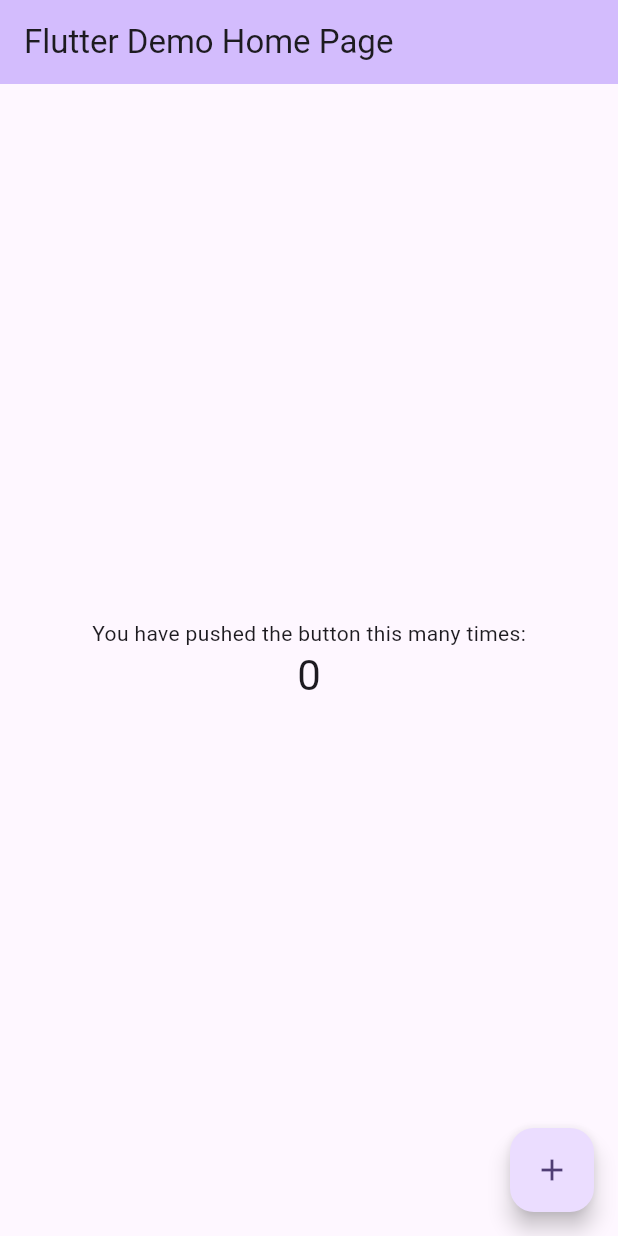
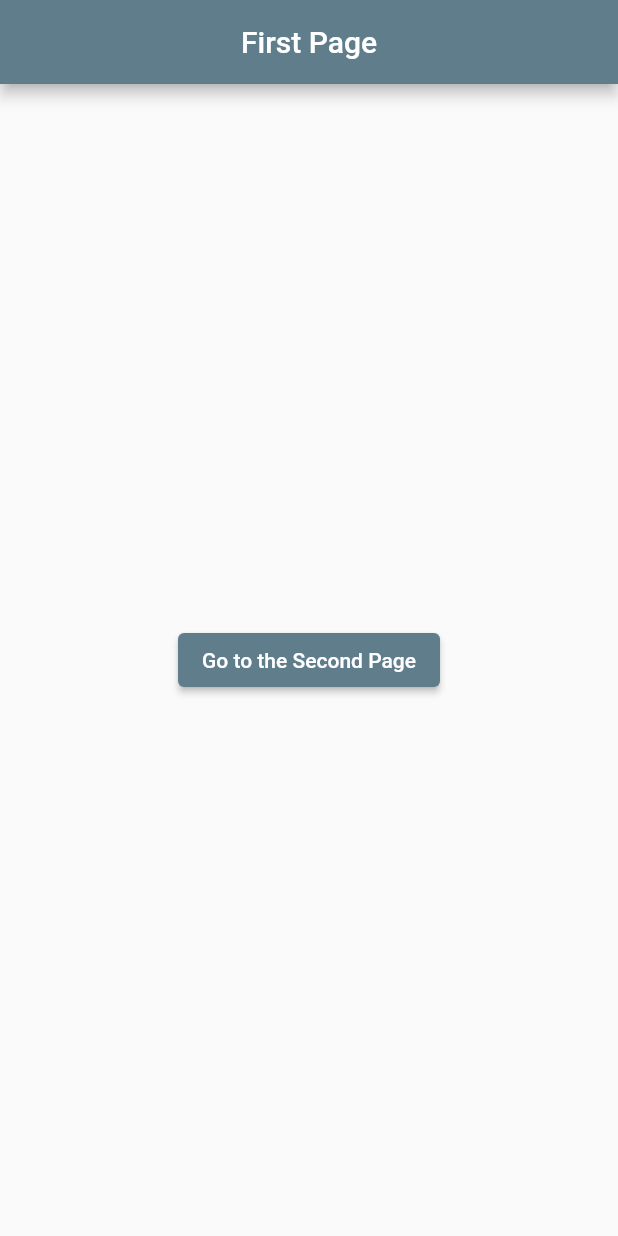
Before and after one commit to yegri/fluttter_study, a Flutter app: the screen it shows after launch, on a phone screen of 412 x 824 dp. Run offline on Flutter 3.47's test engine with Material 2 defaults, Android fonts, the phone set to English and light mode, and no system bars; our stand-ins replace fluttertoast.

Commit message:
Feat : Navigator 실습 완료

```diff
--- a/navigator/lib/main.dart
+++ b/navigator/lib/main.dart
@@ -1,125 +1,65 @@
 import 'package:flutter/material.dart';
 
-void main() {
-  runApp(const MyApp());
-}
+void main() => runApp(MyApp());
 
 class MyApp extends StatelessWidget {
   const MyApp({super.key});
 
-  // This widget is the root of your application.
   @override
   Widget build(BuildContext context) {
     return MaterialApp(
-      title: 'Flutter Demo',
-      theme: ThemeData(
-        // This is the theme of your application.
-        //
-        // TRY THIS: Try running your application with "flutter run". You'll see
-        // the application has a blue toolbar. Then, without quitting the app,
-        // try changing the seedColor in the colorScheme below to Colors.green
-        // and then invoke "hot reload" (save your changes or press the "hot
-        // reload" button in a Flutter-supported IDE, or press "r" if you used
-        // the command line to start the app).
-        //
-        // Notice that the counter didn't reset back to zero; the application
-        // state is not lost during the reload. To reset the state, use hot
-        // restart instead.
-        //
-        // This works for code too, not just values: Most code changes can be
-        // tested with just a hot reload.
-        colorScheme: ColorScheme.fromSeed(seedColor: Colors.deepPurple),
-        useMaterial3: true,
-      ),
-      home: const MyHomePage(title: 'Flutter Demo Home Page'),
+      debugShowCheckedModeBanner: false,
+      title: 'Navigator',
+      theme: ThemeData(primarySwatch: Colors.blueGrey),
+      home: FirstPage(),
     );
   }
 }
 
-class MyHomePage extends StatefulWidget {
-  const MyHomePage({super.key, required this.title});
-
-  // This widget is the home page of your application. It is stateful, meaning
-  // that it has a State object (defined below) that contains fields that affect
-  // how it looks.
-
-  // This class is the configuration for the state. It holds the values (in this
-  // case the title) provided by the parent (in this case the App widget) and
-  // used by the build method of the State. Fields in a Widget subclass are
-  // always marked "final".
-
-  final String title;
-
-  @override
-  State<MyHomePage> createState() => _MyHomePageState();
-}
-
-class _MyHomePageState extends State<MyHomePage> {
-  int _counter = 0;
-
-  void _incrementCounter() {
-    setState(() {
-      // This call to setState tells the Flutter framework that something has
-      // changed in this State, which causes it to rerun the build method below
-      // so that the display can reflect the updated values. If we changed
-      // _counter without calling setState(), then the build method would not be
-      // called again, and so nothing would appear to happen.
-      _counter++;
-    });
-  }
+class FirstPage extends StatelessWidget {
+  const FirstPage({super.key});
 
   @override
   Widget build(BuildContext context) {
-    // This method is rerun every time setState is called, for instance as done
-    // by the _incrementCounter method above.
-    //
-    // The Flutter framework has been optimized to make rerunning build methods
-    // fast, so that you can just rebuild anything that needs updating rather
-    // than having to individually change instances of widgets.
     return Scaffold(
       appBar: AppBar(
-        // TRY THIS: Try changing the color here to a specific color (to
-        // Colors.amber, perhaps?) and trigger a hot reload to see the AppBar
-        // change color while the other colors stay the same.
-        backgroundColor: Theme.of(context).colorScheme.inversePrimary,
-        // Here we take the value from the MyHomePage object that was created by
-        // the App.build method, and use it to set our appbar title.
-        title: Text(widget.title),
+        title: Text('First Page'),
+        centerTitle: true,
       ),
       body: Center(
-        // Center is a layout widget. It takes a single child and positions it
-        // in the middle of the parent.
-        child: Column(
-          // Column is also a layout widget. It takes a list of children and
-          // arranges them vertically. By default, it sizes itself to fit its
-          // children horizontally, and tries to be as tall as its parent.
-          //
-          // Column has various properties to control how it sizes itself and
-          // how it positions its children. Here we use mainAxisAlignment to
-          // center the children vertically; the main axis here is the vertical
-          // axis because Columns are vertical (the cross axis would be
-          // horizontal).
-          //
-          // TRY THIS: Invoke "debug painting" (choose the "Toggle Debug Paint"
-          // action in the IDE, or press "p" in the console), to see the
-          // wireframe for each widget.
-          mainAxisAlignment: MainAxisAlignment.center,
-          children: <Widget>[
-            const Text(
-              'You have pushed the button this many times:',
-            ),
-            Text(
-              '$_counter',
-              style: Theme.of(context).textTheme.headlineMedium,
-            ),
-          ],
+        child: ElevatedButton(
+          child: Text('Go to the Second Page'),
+          onPressed: () {
+            Navigator.push(context, MaterialPageRoute(builder: (context) {
+              return SecondPage();
+            }));
+          },
         ),
       ),
-      floatingActionButton: FloatingActionButton(
-        onPressed: _incrementCounter,
-        tooltip: 'Increment',
-        child: const Icon(Icons.add),
-      ), // This trailing comma makes auto-formatting nicer for build methods.
     );
   }
 }
+
+class SecondPage extends StatelessWidget {
+  const SecondPage({super.key});
+
+  @override
+  Widget build(BuildContext context2) {
+    return Scaffold(
+      appBar: AppBar(
+        title: Text('Second Page'),
+        centerTitle: true,
+      ),
+      body: Center(
+        child: ElevatedButton(
+          child: Text('Go to the First Page'),
+          onPressed: () {
+            Navigator.pop(context2, MaterialPageRoute(builder: (context2) {
+              return FirstPage();
+            }));
+          },
+        ),
+      ),
+    );
+  }
+}
```
